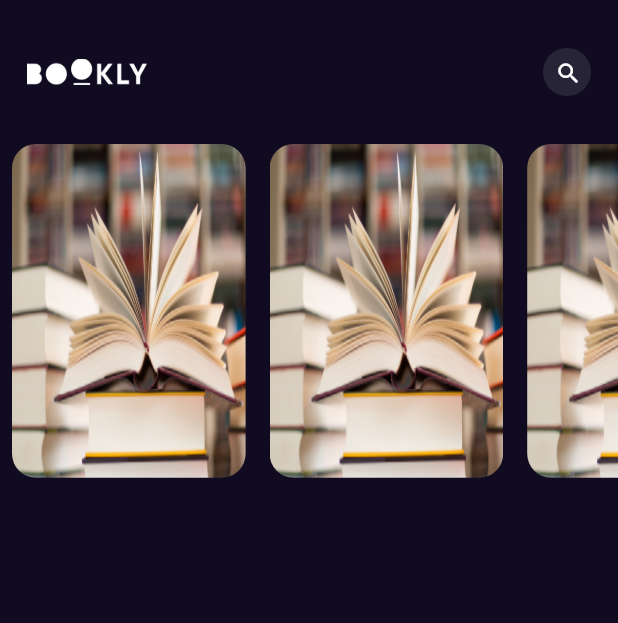
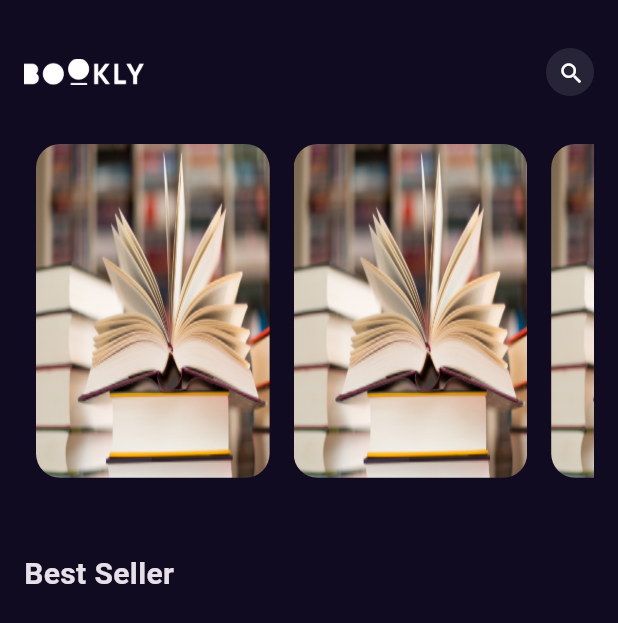
Before and after one commit to mousa469/bookly_app, a Flutter app: the screen it shows after launch, on a phone screen of 412 x 824 dp. Shown: the top 623 px of the screen. Run offline on Flutter 3.47's test engine with Material 3 defaults, Android fonts, the phone set to English and light mode, and no system bars; our stand-ins replace get.

Commit message:
create styles file and add title to home view

```diff
--- /dev/null
+++ b/lib/core/utils/styles.dart
@@ -0,0 +1,6 @@
+import 'package:flutter/material.dart';
+
+abstract class Styles {
+  static const mediumTitle =
+      TextStyle(fontSize: 20, fontWeight: FontWeight.w600);
+}
--- a/lib/features/home/presentation/views/widgets/custom_app_bar.dart
+++ b/lib/features/home/presentation/views/widgets/custom_app_bar.dart
@@ -11,7 +11,7 @@ class CustomAppBar extends StatelessWidget {
   @override
   Widget build(BuildContext context) {
     return Padding(
-      padding: const EdgeInsets.symmetric(horizontal:  18.0 ,vertical:  8),
+      padding: const EdgeInsets.symmetric(vertical:  8),
       child: Row(
         children: [
           Image.asset(logo , width: 80, height:  80,),
--- a/lib/features/home/presentation/views/widgets/custom_list_view_item.dart
+++ b/lib/features/home/presentation/views/widgets/custom_list_view_item.dart
@@ -10,7 +10,7 @@ class FeaturedListViewItem extends StatelessWidget {
       child: Container(
         decoration: BoxDecoration(
           borderRadius: BorderRadius.circular(16),
-          image: DecorationImage(
+          image: const  DecorationImage(
             fit: BoxFit.fill,
             image: AssetImage(AssetsData.testImage),
           ),
--- /dev/null
+++ b/lib/features/home/presentation/views/widgets/featured_list_view.dart
@@ -0,0 +1,23 @@
+import 'package:bookly/features/home/presentation/views/widgets/custom_list_view_item.dart';
+import 'package:flutter/material.dart';
+
+class FeaturedBooksListView extends StatelessWidget {
+  const FeaturedBooksListView({super.key});
+
+  @override
+  Widget build(BuildContext context) {
+    return SizedBox(
+      height: MediaQuery.of(context).size.height * .27,
+      child: ListView.builder(
+        padding: EdgeInsets.zero,
+        scrollDirection: Axis.horizontal,
+        itemBuilder: (context, index) {
+          return const  Padding(
+            padding:  EdgeInsets.symmetric(horizontal:  8.0),
+            child:  FeaturedListViewItem(),
+            );
+        },
+      ),
+    );
+  }
+}
--- a/lib/features/home/presentation/views/widgets/home_view_body.dart
+++ b/lib/features/home/presentation/views/widgets/home_view_body.dart
@@ -1,6 +1,8 @@
 import 'package:bookly/core/utils/assets.dart';
+import 'package:bookly/core/utils/styles.dart';
 import 'package:bookly/features/home/presentation/views/widgets/custom_app_bar.dart';
 import 'package:bookly/features/home/presentation/views/widgets/custom_list_view_item.dart';
+import 'package:bookly/features/home/presentation/views/widgets/featured_list_view.dart';
 import 'package:flutter/material.dart';
 
 class HomeViewBody extends StatelessWidget {
@@ -8,34 +10,25 @@ class HomeViewBody extends StatelessWidget {
 
   @override
   Widget build(BuildContext context) {
-    return Column(
+    return Padding(
+      padding: const EdgeInsets.symmetric(horizontal: 16.0),
+      child: Column(
+        crossAxisAlignment: CrossAxisAlignment.start,
         children: [
           CustomAppBar(
             icon: const Icon(Icons.search),
             logo: AssetsData.logo,
             onPressed: () {},
           ),
-        const FeaturedBooksListView()
+          const FeaturedBooksListView(),
+          const SizedBox(
+            height: 50,
+          ),
+          const Text(
+            "Best Seller",
+            style: Styles.mediumTitle,
+          )
         ],
-    );
-  }
-}
-
-class FeaturedBooksListView extends StatelessWidget {
-  const FeaturedBooksListView({super.key});
-
-  @override
-  Widget build(BuildContext context) {
-    return SizedBox(
-      height: MediaQuery.of(context).size.height * .27,
-      child: ListView.builder(
-        scrollDirection: Axis.horizontal,
-        itemBuilder: (context, index) {
-          return const  Padding(
-            padding:  EdgeInsets.symmetric(horizontal:  8.0),
-            child:  FeaturedListViewItem(),
-          );
-        },
       ),
     );
   }
```
Lines whose indentation alone changed are shown as unchanged.
